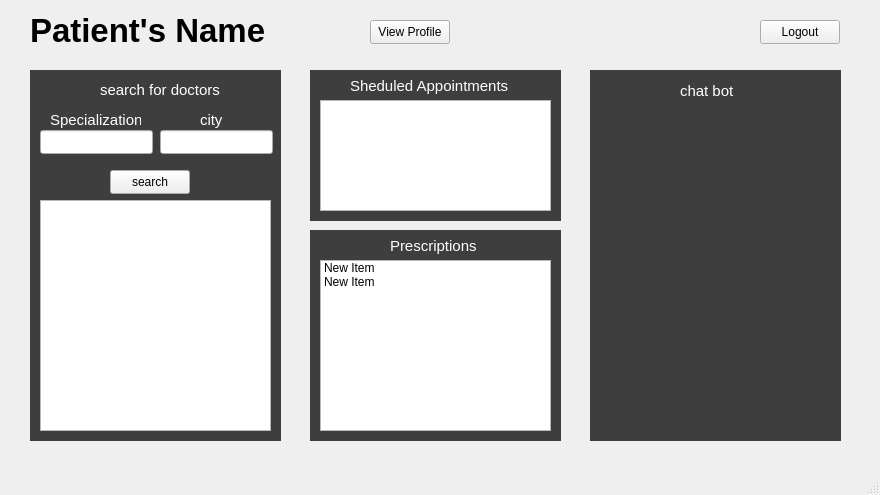
Old version of the form dashboard_patient.ui in the repository pratham-0204/VedSync.
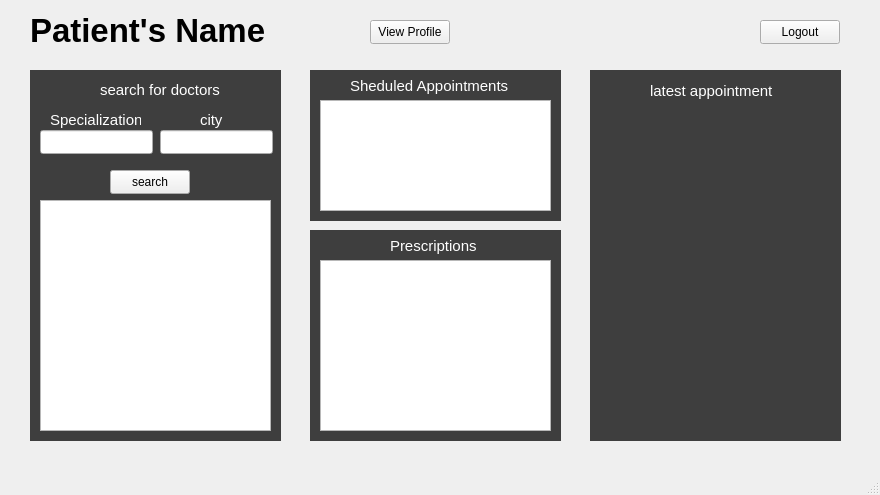
New version of the form.

Commit message: patients tab created

Diff of the .ui file:
```diff
--- a/dashboard_patient.ui
+++ b/dashboard_patient.ui
@@ -274,23 +274,13 @@
       <height>171</height>
      </rect>
     </property>
-    <item>
-     <property name="text">
-      <string>New Item</string>
-     </property>
-    </item>
-    <item>
-     <property name="text">
-      <string>New Item</string>
-     </property>
-    </item>
    </widget>
    <widget class="QLabel" name="label_11">
     <property name="geometry">
      <rect>
-      <x>680</x>
+      <x>650</x>
       <y>80</y>
-      <width>61</width>
+      <width>131</width>
       <height>21</height>
      </rect>
     </property>
@@ -303,7 +293,7 @@
      <string notr="true">color: rgb(255, 255, 255);</string>
     </property>
     <property name="text">
-     <string>chat bot</string>
+     <string>latest appointment</string>
     </property>
    </widget>
    <widget class="QPushButton" name="pushButton_2">
```
The commit also changes 1 other file.
